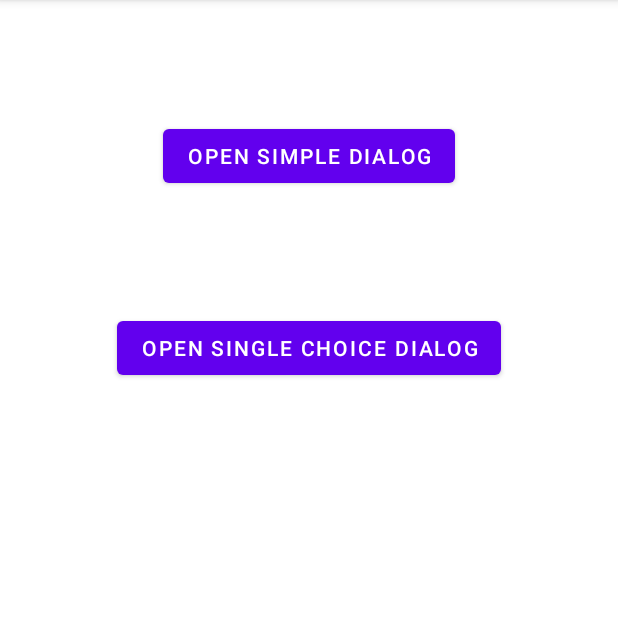
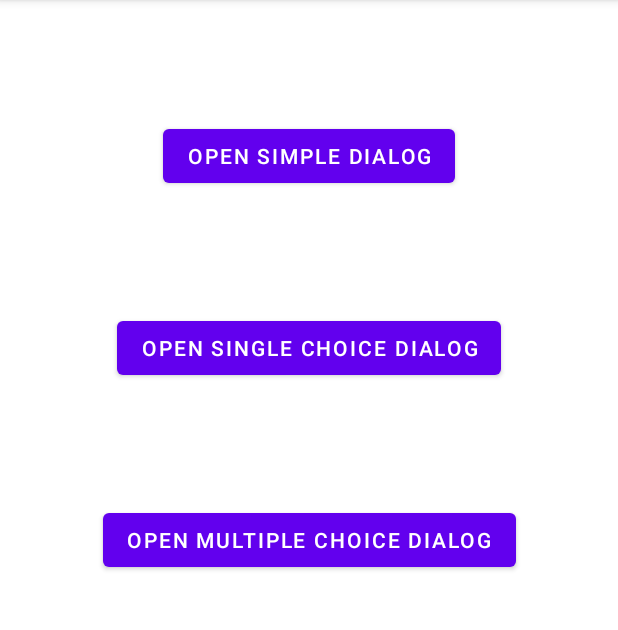
Before and after one commit to 032AbhishekChoksi/Alert-Dialog-Application, an Android app: the screen it shows after launch (MainActivity), on a phone screen of 412 x 824 dp, the part 84-714 px from its top. Run offline under Robolectric (Android 15) with nearby library versions, the phone set to English and light mode, and no system bars.

Commit message:
Alert Dialog Application with Single Choice @2022 #032AbhishekChoksi. All rights reserved.

```diff
--- a/app/src/main/res/layout/activity_main.xml
+++ b/app/src/main/res/layout/activity_main.xml
@@ -29,4 +29,16 @@
         app:layout_constraintHorizontal_bias="0.5"
         app:layout_constraintStart_toStartOf="parent"
         app:layout_constraintTop_toBottomOf="@+id/bttnOpenDialog" />
+
+    <Button
+        android:id="@+id/btnOpenMultipleChoice"
+        android:layout_width="wrap_content"
+        android:layout_height="wrap_content"
+        android:layout_marginTop="80dp"
+        android:onClick="openMultipleChoiceDialog"
+        android:text="Open Multiple Choice Dialog"
+        app:layout_constraintEnd_toEndOf="parent"
+        app:layout_constraintHorizontal_bias="0.5"
+        app:layout_constraintStart_toStartOf="parent"
+        app:layout_constraintTop_toBottomOf="@+id/bttnOpenChoiceDialog" />
 </androidx.constraintlayout.widget.ConstraintLayout>
```
Also changed, not shown: app/src/main/java/com/abhishekchoksi/alertdialogapplication/MainActivity.java (+33 -0 lines).
